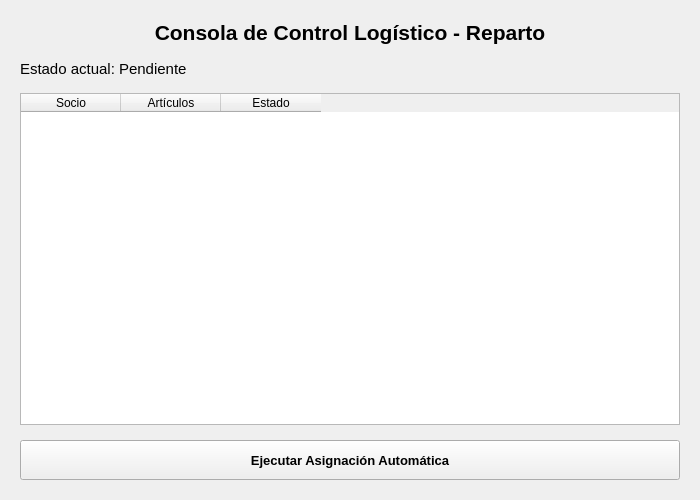
benitezluciano/rosario-compras-sistema, file src/views/reparto_automatico.ui: the form before one commit.
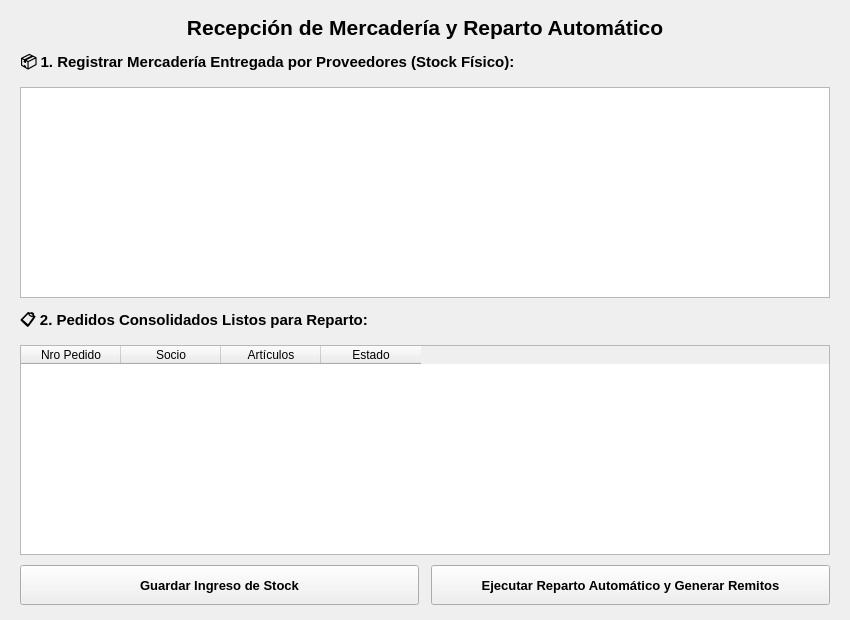
The form after the commit.

```diff
--- a/src/views/reparto_automatico.ui
+++ b/src/views/reparto_automatico.ui
@@ -6,8 +6,8 @@
    <rect>
     <x>0</x>
     <y>0</y>
-    <width>700</width>
-    <height>500</height>
+    <width>850</width>
+    <height>620</height>
    </rect>
   </property>
   <property name="windowTitle">
@@ -15,19 +15,19 @@
   </property>
   <layout class="QVBoxLayout" name="verticalLayout">
    <property name="spacing">
-    <number>15</number>
+    <number>10</number>
    </property>
    <property name="leftMargin">
     <number>20</number>
    </property>
    <property name="topMargin">
-    <number>20</number>
+    <number>15</number>
    </property>
    <property name="rightMargin">
     <number>20</number>
    </property>
    <property name="bottomMargin">
-    <number>20</number>
+    <number>15</number>
    </property>
    <item>
     <widget class="QLabel" name="lbl_titulo">
@@ -39,7 +39,7 @@
       </font>
      </property>
      <property name="text">
-      <string>Consola de Control Logístico - Reparto</string>
+      <string>Recepción de Mercadería y Reparto Automático</string>
      </property>
      <property name="alignment">
       <set>Qt::AlignCenter</set>
@@ -52,22 +52,41 @@
       <font>
        <family>Arial</family>
        <pointsize>11</pointsize>
-       <bold>false</bold>
+       <bold>true</bold>
       </font>
      </property>
      <property name="text">
-      <string>Estado actual: Pendiente</string>
+      <string>📦 1. Registrar Mercadería Entregada por Proveedores (Stock Físico):</string>
      </property>
-     <property name="alignment">
-      <set>Qt::AlignLeading|Qt::AlignLeft|Qt::AlignVCenter</set>
+    </widget>
+   </item>
+   <item>
+    <widget class="QTableWidget" name="tabla_recepcion"/>
+   </item>
+   <item>
+    <widget class="QLabel" name="lbl_sec2">
+     <property name="font">
+      <font>
+       <family>Arial</family>
+       <pointsize>11</pointsize>
+       <bold>true</bold>
+      </font>
+     </property>
+     <property name="text">
+      <string>📋 2. Pedidos Consolidados Listos para Reparto:</string>
      </property>
     </widget>
    </item>
    <item>
     <widget class="QTableWidget" name="tabla_pedidos">
      <property name="columnCount">
-      <number>3</number>
+      <number>4</number>
      </property>
+     <column>
+      <property name="text">
+       <string>Nro Pedido</string>
+      </property>
+     </column>
      <column>
       <property name="text">
        <string>Socio</string>
@@ -86,6 +105,31 @@
     </widget>
    </item>
    <item>
+    <layout class="QHBoxLayout" name="layout_botones">
+     <property name="spacing">
+      <number>12</number>
+     </property>
+     <item>
+      <widget class="QPushButton" name="btn_actualizar_stock">
+       <property name="minimumSize">
+        <size>
+         <width>0</width>
+         <height>40</height>
+        </size>
+       </property>
+       <property name="font">
+        <font>
+         <family>Arial</family>
+         <pointsize>10</pointsize>
+         <bold>true</bold>
+        </font>
+       </property>
+       <property name="text">
+        <string>Guardar Ingreso de Stock</string>
+       </property>
+      </widget>
+     </item>
+     <item>
     <widget class="QPushButton" name="btn_ejecutar">
      <property name="minimumSize">
       <size>
@@ -101,9 +145,11 @@
       </font>
      </property>
      <property name="text">
-      <string>Ejecutar Asignación Automática</string>
-     </property>
-    </widget>
+        <string>Ejecutar Reparto Automático y Generar Remitos</string>
+       </property>
+      </widget>
+     </item>
+    </layout>
    </item>
   </layout>
  </widget>
```
Left out of the diff: 4 changed lines with no effect on the pictures. Lines whose indentation alone changed are shown as unchanged.
